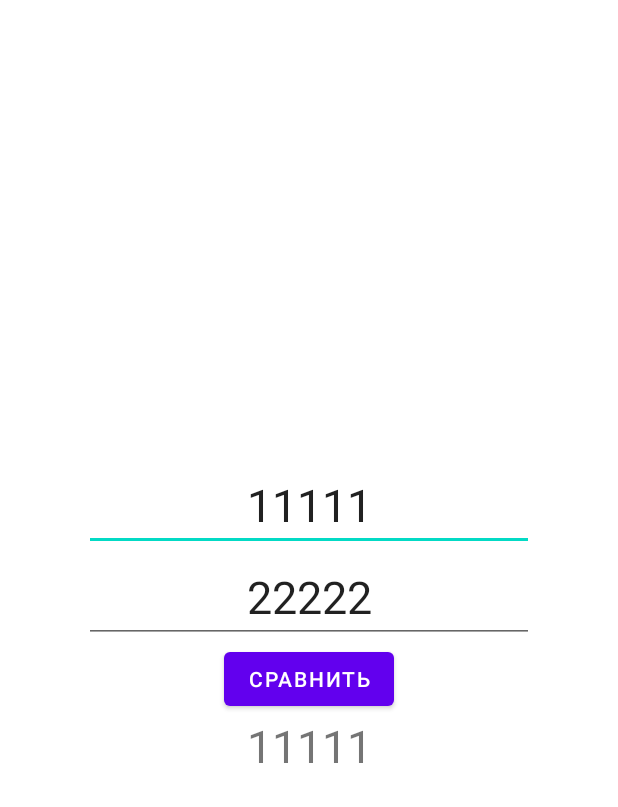
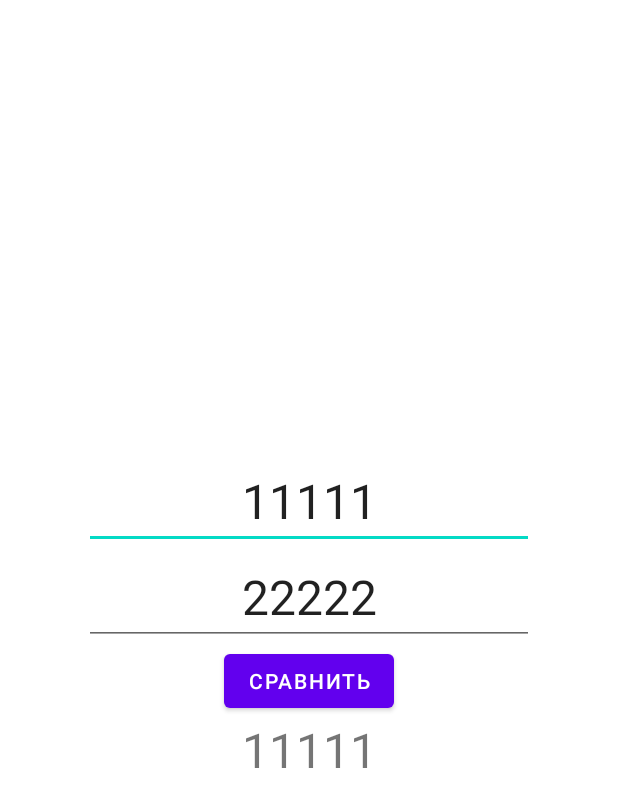
Before and after one commit to Greg2089/EqualNumbers, an Android app: the layout activity_main.xml on its own in the app's theme, with its tools: preview values and no code run, on a phone screen of 412 x 824 dp. Shown: the top 807 px of the screen. Run offline under Robolectric (Android 15) with nearby library versions, the phone set to English and light mode, and no system bars.

Commit message:
3.1) Finish (size доавил в ресурсы)

```diff
--- a/app/src/main/java/com/hfad/equalnumbers/MainActivity.java
+++ b/app/src/main/java/com/hfad/equalnumbers/MainActivity.java
@@ -43,10 +43,9 @@ public class MainActivity extends AppCompatActivity {
                 //endregion
                 Integer one = Integer.valueOf(firstET.getText().toString());
                 Integer two = Integer.valueOf(secondET.getText().toString());
-                if (one.equals(two)){
+                if (one.equals(two)) {
                     textV.setText("Равно");
-                }
-                else {
+                } else {
                     textV.setText("Не равно");
                 }
             }
--- a/app/src/main/res/layout/activity_main.xml
+++ b/app/src/main/res/layout/activity_main.xml
@@ -12,31 +12,34 @@
         android:id="@+id/firstET"
         android:layout_width="300dp"
         android:layout_height="wrap_content"
+        android:gravity="center"
         android:inputType="number"
-        android:gravity="center"
-        tools:text="11111"
-        android:textSize="30sp" />
+        android:textSize="@dimen/size_all"
+        tools:text="11111" />
+
     <EditText
         android:id="@+id/secondET"
         android:layout_width="300dp"
         android:layout_height="wrap_content"
+        android:gravity="center"
         android:inputType="number"
-        tools:text="22222"
-        android:gravity="center"
-        android:textSize="30sp" />
+        android:textSize="@dimen/size_all"
+        tools:text="22222" />
+
     <Button
         android:id="@+id/button"
         android:layout_width="wrap_content"
         android:layout_height="wrap_content"
-        android:text="@string/equals"/>
+        android:text="@string/equals" />
+
     <TextView
         android:id="@+id/textV"
         android:layout_width="wrap_content"
         android:layout_height="wrap_content"
+        android:gravity="center"
         android:inputType="number"
-        android:gravity="center"
-        tools:text="11111"
-        android:textSize="30sp"/>
+        android:textSize="@dimen/size_all"
+        tools:text="11111" />
 
 
 </LinearLayout>
--- /dev/null
+++ b/app/src/main/res/values/dimens.xml
@@ -0,0 +1,4 @@
+<?xml version="1.0" encoding="utf-8"?>
+<resources>
+    <dimen name="size_all">32sp</dimen>
+</resources>
```
